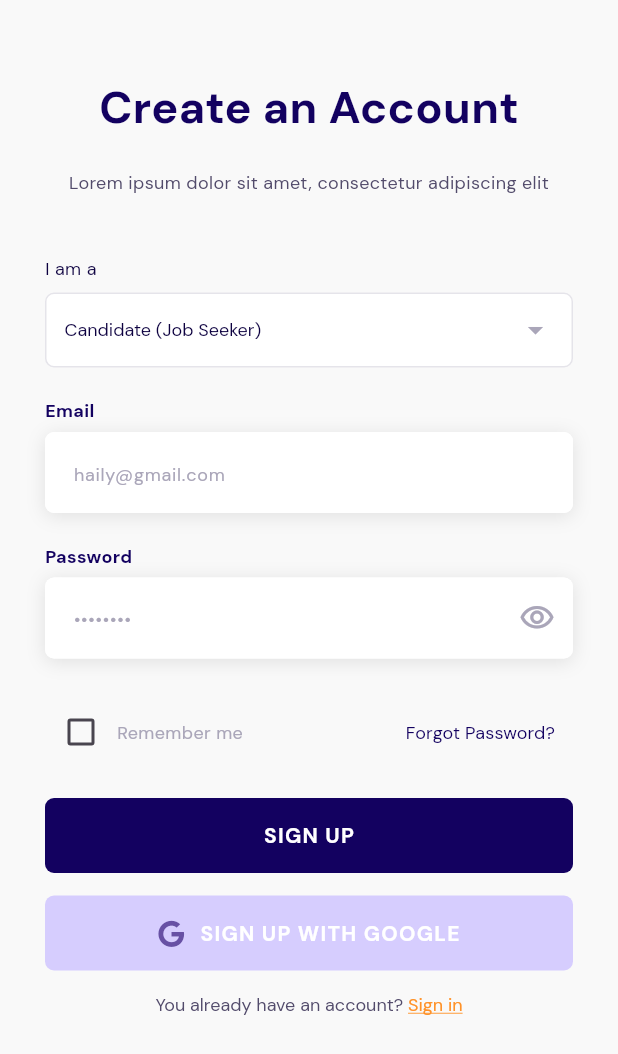
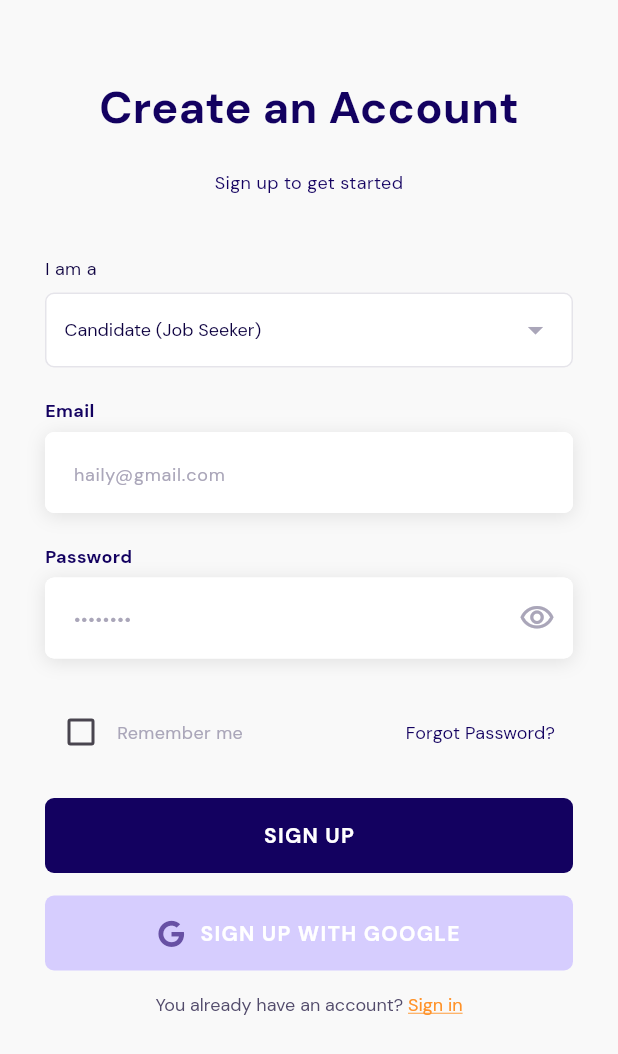
Before and after one commit to CulesBao/find-job-mobile, a Flutter app: the SignUpScreen screen opened by its route, on a phone screen of 412 x 824 dp. Shown: the top 1054 px of the screen. Run offline on Flutter 3.47's test engine with Material 3 defaults, Android fonts, the phone set to English and light mode, and no system bars; our stand-ins replace dio, font_awesome_flutter, freezed_annotation, get_it, go_router, pretty_dio_logger and 3 more; accounts and stored records are empty; generated files the repository leaves out were written again; network calls fail.

Commit message:
style(auth): improve subtitle text and colors on login/signup screens

```diff
--- a/lib/modules/auth/screens/sign_in_screen.dart
+++ b/lib/modules/auth/screens/sign_in_screen.dart
@@ -122,9 +122,9 @@ class _SignInScreenState extends State<SignInScreen> {
                 const SizedBox(height: 20),
                 Center(
                   child: Text(
-                    'Giới thiệu về ứng dụng',
+                    'Pick up where you left off. Your next internship or career step awaits.',
                     style: AppTextStyles.body.copyWith(
-                      color: AppColors.textSecondary,
+                      color: AppColors.primary,
                     ),
                     textAlign: TextAlign.center,
                   ),
--- a/lib/modules/auth/screens/sign_up_screen.dart
+++ b/lib/modules/auth/screens/sign_up_screen.dart
@@ -116,9 +116,9 @@ class _SignUpScreenState extends State<SignUpScreen> {
                 const SizedBox(height: 20),
                 Center(
                   child: Text(
-                    'Lorem ipsum dolor sit amet, consectetur adipiscing elit',
+                    'Sign up to get started',
                     style: AppTextStyles.body.copyWith(
-                      color: AppColors.textSecondary,
+                      color: AppColors.primary,
                     ),
                     textAlign: TextAlign.center,
                   ),
```
